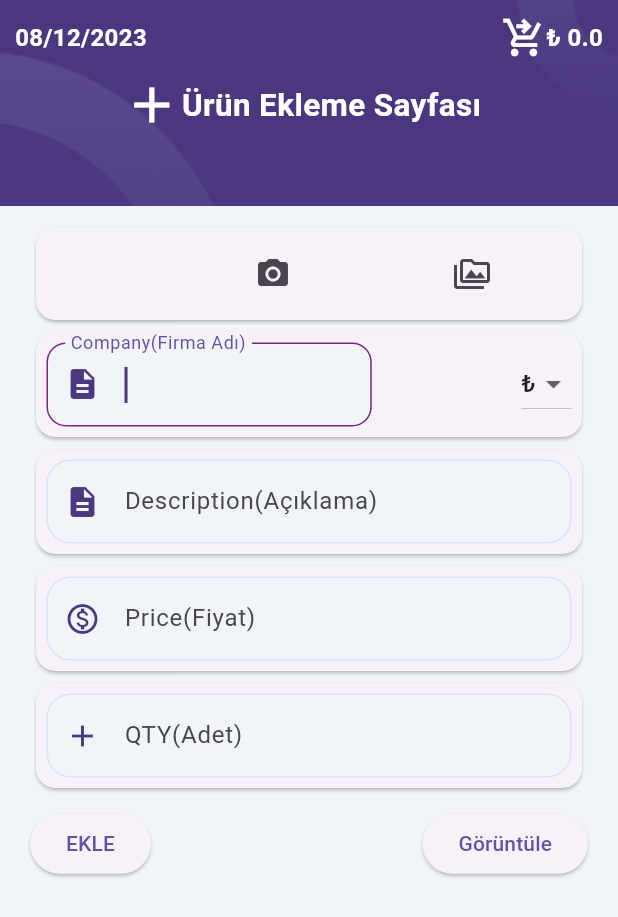
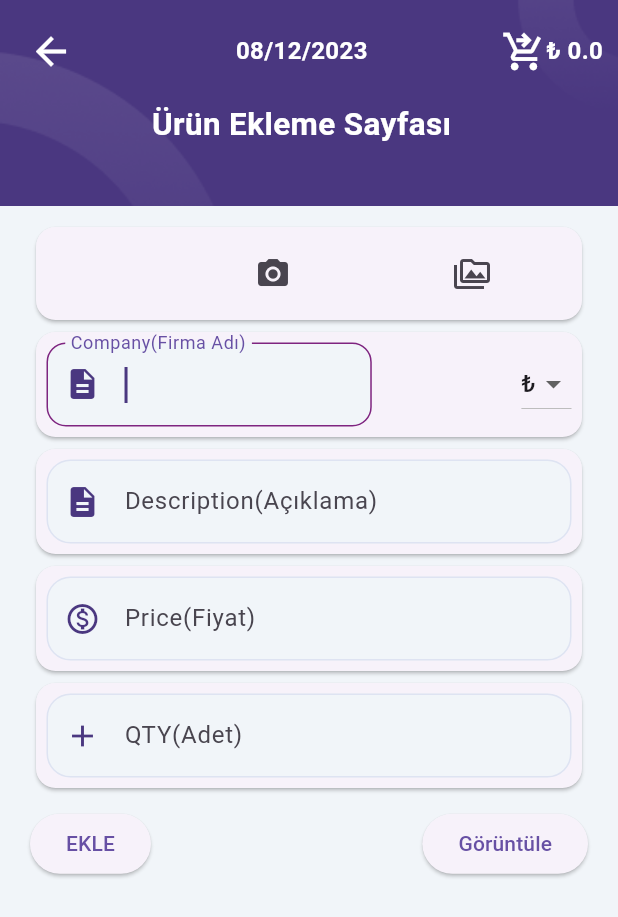
Before and after one commit to rogeSoft34/nodejstoflutter, a Flutter app: the NewList screen opened directly with empty values, after a tap on the "add box" icon, on a phone screen of 412 x 824 dp. Shown: the top 917 px of the screen. Run offline on Flutter 3.47's test engine with Material 3 defaults, Android fonts, the light colour scheme and no system bars; our stand-ins replace flutter_svg, hexcolor, image_picker, open_file, pdf, printing and 2 more; missing offline and left inert: jwt_decode; accounts and stored records are empty; network calls fail; Roboto replaces fonts that are missing (Intel).

Commit message:
Resim Logo ve isim düzenleme yapıldı

```diff
--- a/lib/listadd.dart
+++ b/lib/listadd.dart
@@ -10,7 +10,7 @@ import 'package:intl/intl.dart';
 import 'package:nodejstoflutter/constants/api_constanst.dart';
 import 'package:nodejstoflutter/constants/color.dart';
 import 'package:nodejstoflutter/model/list_products.dart';
-import 'package:nodejstoflutter/services/api.dart';
+import 'package:nodejstoflutter/newlist.dart';
 import 'package:nodejstoflutter/services/api_service.dart';
 import 'package:nodejstoflutter/views/pdf_page1.dart';
 
@@ -135,7 +135,11 @@ class _ListaddState extends State<Listadd> {
                       Row(
                         mainAxisAlignment: MainAxisAlignment.spaceBetween,
                         children: [
-
+                          Padding(
+                              padding: EdgeInsets.only(top: 10,left: 10),
+                              child: IconButton(onPressed:(){Navigator.push(context, MaterialPageRoute(builder: (context) => NewList(),settings: RouteSettings(
+                                arguments: userId,
+                              ),));} ,icon: Icon(Icons.arrow_back,color: Colors.white,size: 30,),)),
                           Padding(
                               padding: EdgeInsets.only(top: 10,left: 10),
                               child:  Text(DateFormat("dd/MM/yyyy").format(dateTime),style: TextStyle(fontWeight: FontWeight.bold,fontSize: 16,color: Colors.white),)),
@@ -167,11 +171,7 @@ class _ListaddState extends State<Listadd> {
                         child: Row(
                           mainAxisAlignment: MainAxisAlignment.center,
                           children: [
-                            Icon(
-                              Icons.add,
-                              color: Colors.white,
-                              size: 40,
-                            ),
+
                             Text(
                               "Ürün Ekleme Sayfası",
                               style: TextStyle(
--- a/lib/newlist.dart
+++ b/lib/newlist.dart
@@ -78,7 +78,12 @@ class _NewListState extends State<NewList> {
                 height: deviceHight / 4
                 ,child:
               Card(margin: EdgeInsets.all(13),child: Column(crossAxisAlignment:CrossAxisAlignment.center,mainAxisAlignment: MainAxisAlignment.center ,children: [
-                Text("YENİ LİSTE EKLE",style: TextStyle(fontSize: 16,fontWeight: FontWeight.bold,color: HexColor(mainColor)),),
+                Column(
+                  children: [
+                    Text("YENİ LİSTE EKLE",style: TextStyle(fontSize: 16,fontWeight: FontWeight.bold,color: HexColor(mainColor)),),
+                    Text("Var olan liste silinir,yeni liste eklenir.",style: TextStyle(fontSize: 13,fontWeight: FontWeight.bold,color: HexColor(mainColor)),),
+                  ],
+                ),
                 IconButton(icon: Icon(Icons.add_box,size: 90,color: HexColor(mainColor)),onPressed: ()async{
                   apiService.deletePdf(userId);
                   Navigator.push(context, MaterialPageRoute(builder: (context) => Listadd(),settings: RouteSettings(
@@ -92,7 +97,12 @@ class _NewListState extends State<NewList> {
                 height: deviceHight / 4
                 ,child:
               Card(margin: EdgeInsets.all(13),child: Column(crossAxisAlignment:CrossAxisAlignment.center,mainAxisAlignment: MainAxisAlignment.center ,children: [
-                Text("DEVAM EDEN LİSTEYİ GİT",style: TextStyle(fontSize: 16,fontWeight: FontWeight.bold,color: HexColor(mainColor)),),
+                Column(
+                  children: [
+                    Text("DEVAM EDEN LİSTEYİ GİT",style: TextStyle(fontSize: 16,fontWeight: FontWeight.bold,color: HexColor(mainColor)),),
+                    Text("Var olan listeye devam edilir.",style: TextStyle(fontSize: 13,fontWeight: FontWeight.bold,color: HexColor(mainColor)),),
+                  ],
+                ),
                 IconButton(icon: Icon(Icons.remove_red_eye,size: 90,color: HexColor(mainColor),),onPressed: (){Navigator.push(context, MaterialPageRoute(builder: (context) => Listadd(),settings: RouteSettings(
                   arguments: userId,
                 ),
--- a/lib/screens/onboding/components/signin_form_new.dart
+++ b/lib/screens/onboding/components/signin_form_new.dart
@@ -110,8 +110,8 @@ class _SignInFormNewState extends State<SignInFormNew> {
                                   'color':"Sarı",
                                   "width":10.0},],
                               };
-                              Api.addUser1(data);
-                              Navigator.push(context, MaterialPageRoute(builder: (context) => LogInFormNew(),));
+                              Api.addUser1(context,data);
+
 
                             },
                             style: ElevatedButton.styleFrom(
```
Also changed, not shown: lib/services/api.dart (+53 -2 lines), 27 other files.
